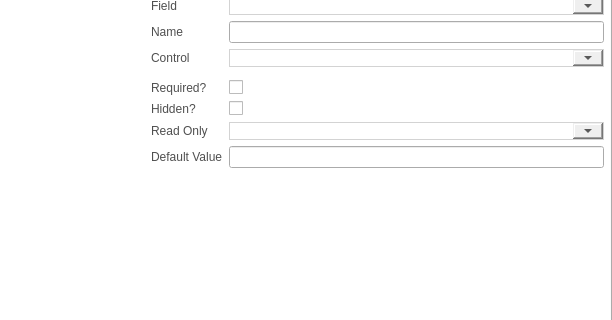
roam-qgis/Roam, file src/configmanager/ui/ui_projectwidget.ui: the form before one commit; both pictures show x 169 to 781 and y 193 to 513 of the 781 by 697 pixel window.
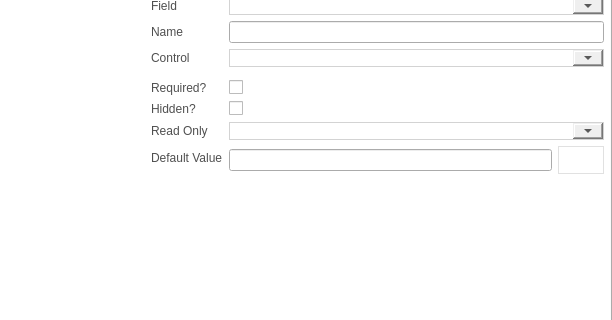
The form after the commit. Icons and pictures are not drawn. Custom widgets are drawn as their Qt base class.

Commit message: Add expression dialog for default value (Fix #56)

The edit to the form file:
```diff
--- a/src/configmanager/ui/ui_projectwidget.ui
+++ b/src/configmanager/ui/ui_projectwidget.ui
@@ -804,10 +804,7 @@
                    </property>
                   </widget>
                  </item>
-                 <item row="10" column="1">
-                  <widget class="QLineEdit" name="defaultvalueText"/>
-                 </item>
-                 <item row="11" column="0" colspan="2">
+                 <item row="13" column="0" colspan="2">
                   <widget class="QFrame" name="widgetFrame_2">
                    <property name="enabled">
                     <bool>true</bool>
@@ -869,6 +866,30 @@
                    </property>
                   </widget>
                  </item>
+                 <item row="10" column="1">
+                  <layout class="QHBoxLayout" name="horizontalLayout_7">
+                   <item>
+                    <widget class="QLineEdit" name="defaultvalueText"/>
+                   </item>
+                   <item>
+                    <widget class="QPushButton" name="expressionButton">
+                     <property name="text">
+                      <string/>
+                     </property>
+                     <property name="icon">
+                      <iconset resource="resources.qrc">
+                       <normaloff>:/icons/Expression</normaloff>:/icons/Expression</iconset>
+                     </property>
+                     <property name="iconSize">
+                      <size>
+                       <width>24</width>
+                       <height>24</height>
+                      </size>
+                     </property>
+                    </widget>
+                   </item>
+                  </layout>
+                 </item>
                 </layout>
                </widget>
               </item>
```
The commit also changes 3 other files.
